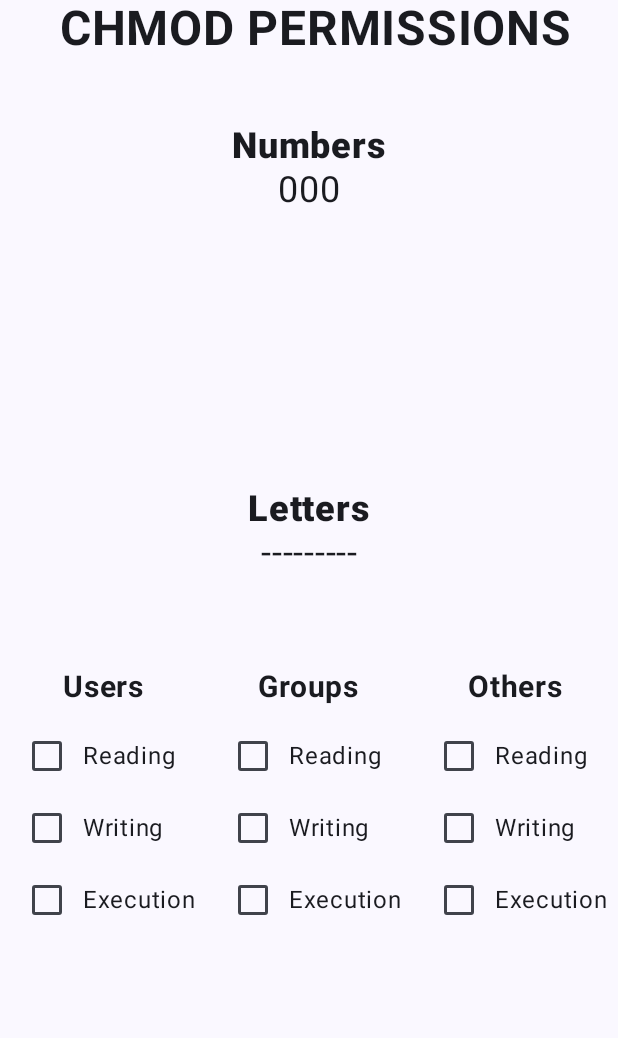
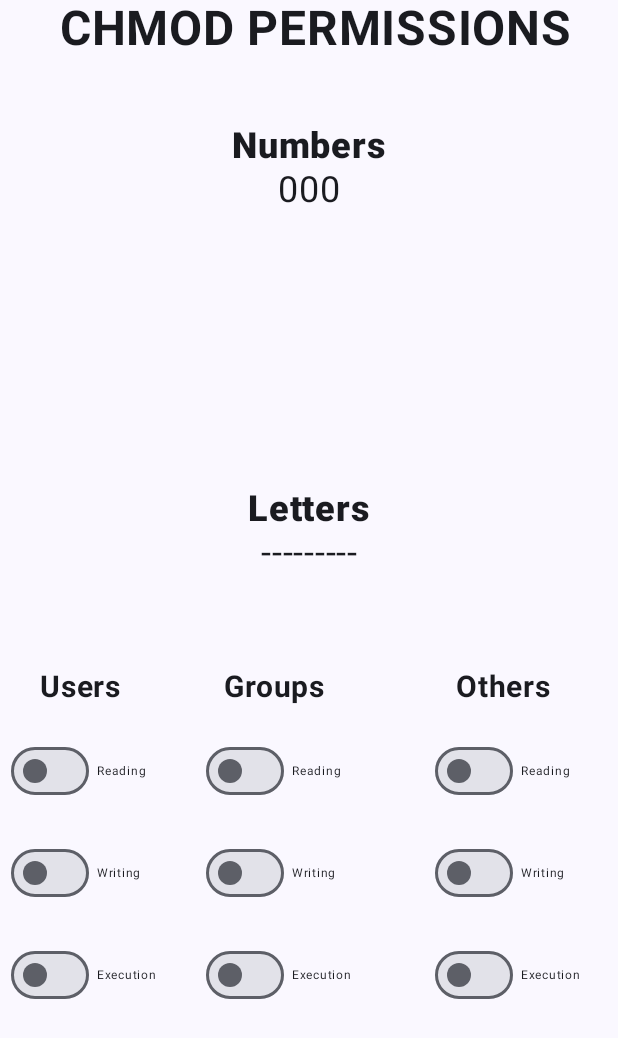
Before and after one commit to jose827corrza/linux-calculator, an Android app built with Jetpack Compose: the screen it shows after launch (MainActivity), on a phone screen of 412 x 824 dp. Shown: the top 1038 px of the screen. Run offline under Robolectric (Android 15) with nearby library versions, the phone set to English and light mode, and no system bars; our stand-ins replace Dagger/Hilt's generated code.

```diff
--- a/app/src/main/java/com/josedev/linuxcalculator/components/CheckBoxesGroup.kt
+++ b/app/src/main/java/com/josedev/linuxcalculator/components/CheckBoxesGroup.kt
@@ -1,18 +1,21 @@
 package com.josedev.linuxcalculator.components
 
+import androidx.compose.foundation.layout.Arrangement
 import androidx.compose.foundation.layout.Column
 import androidx.compose.foundation.layout.Row
+import androidx.compose.foundation.layout.padding
 import androidx.compose.material3.Checkbox
+import androidx.compose.material3.Switch
 import androidx.compose.material3.Text
 import androidx.compose.runtime.Composable
-import androidx.compose.runtime.mutableStateOf
-import androidx.compose.runtime.remember
 import androidx.compose.ui.Alignment
 import androidx.compose.ui.Modifier
 import androidx.compose.ui.tooling.preview.Preview
+import androidx.compose.ui.unit.dp
+import androidx.compose.ui.unit.sp
 
 @Composable
-fun CheckBoxesGroup(
+fun SwitchGroup(
     modifier: Modifier = Modifier,
     fourthValueFun: (Boolean) -> Unit,
     fourthValue: Boolean,
@@ -27,22 +30,44 @@ fun CheckBoxesGroup(
         Row (
             verticalAlignment = Alignment.CenterVertically
         ){
-            Checkbox(checked = fourthValue, onCheckedChange = {
+            Switch(
+                checked = fourthValue,
+                modifier = Modifier.padding(5.dp, 10.dp),
+                onCheckedChange = {
                 fourthValueFun(fourthValue)
-            })
-            Text(text = "Reading")
+                })
+            Text(
+                text = "Reading",
+                fontSize = 8.sp
+            )
         }
         Row (
             verticalAlignment = Alignment.CenterVertically
         ){
-            Checkbox(checked = secondValue, onCheckedChange = { secondValueFun(secondValue) })
-            Text(text = "Writing")
+            Switch(
+                checked = secondValue,
+                modifier = Modifier.padding(5.dp, 10.dp),
+                onCheckedChange = {
+                secondValueFun(secondValue)
+                })
+            Text(
+                text = "Writing",
+                fontSize = 8.sp
+            )
         }
         Row (
             verticalAlignment = Alignment.CenterVertically
         ){
-            Checkbox(checked = firstValue, onCheckedChange = { firstValueFun(firstValue) })
-            Text(text = "Execution")
+            Switch(
+                checked = firstValue,
+                modifier = Modifier.padding(5.dp, 10.dp),
+                onCheckedChange = {
+                firstValueFun(firstValue)
+                })
+            Text(
+                text = "Execution",
+                fontSize = 8.sp
+            )
         }
 
     }
--- a/app/src/main/java/com/josedev/linuxcalculator/screens/chmod.kt
+++ b/app/src/main/java/com/josedev/linuxcalculator/screens/chmod.kt
@@ -1,8 +1,5 @@
 package com.josedev.linuxcalculator.screens
 
-import android.content.res.Configuration
-import android.util.Log
-import androidx.compose.foundation.background
 import androidx.compose.foundation.layout.Arrangement
 import androidx.compose.foundation.layout.Box
 import androidx.compose.foundation.layout.Column
@@ -26,7 +23,7 @@ import androidx.compose.ui.text.font.FontWeight
 import androidx.compose.ui.tooling.preview.Preview
 import androidx.compose.ui.unit.dp
 import androidx.compose.ui.unit.sp
-import com.josedev.linuxcalculator.components.CheckBoxesGroup
+import com.josedev.linuxcalculator.components.SwitchGroup
 import com.josedev.linuxcalculator.presentation.ChmodViewModel
 import com.josedev.linuxcalculator.repository.ChmodEvent
 import com.josedev.linuxcalculator.utils.Classes
@@ -132,15 +129,16 @@ fun ChmodScreen(
                 .fillMaxWidth()
                 .weight(1f)
         ){
+
             Row {
                 Column (
                     modifier = Modifier
                         .fillMaxHeight()
-                        .weight(1f),
+                        .weight(0.7f),
                     horizontalAlignment = Alignment.CenterHorizontally
                 ){
                     Text(text = "Users", fontSize = 20.sp, fontWeight = FontWeight.Bold, modifier = Modifier.padding(10.dp))
-                    CheckBoxesGroup(
+                    SwitchGroup(
                         modifier = Modifier.fillMaxHeight(),
                         fourthValue = userReadingState,
                         fourthValueFun = {
@@ -167,7 +165,7 @@ fun ChmodScreen(
                     horizontalAlignment = Alignment.CenterHorizontally
                 ){
                     Text(text = "Groups", fontSize = 20.sp, fontWeight = FontWeight.Bold, modifier = Modifier.padding(10.dp))
-                    CheckBoxesGroup(
+                    SwitchGroup(
                         modifier = Modifier.fillMaxHeight(),
                         fourthValue = groupReadingState,
                         fourthValueFun = {
@@ -190,7 +188,7 @@ fun ChmodScreen(
                     horizontalAlignment = Alignment.CenterHorizontally
                 ){
                     Text(text = "Others", fontSize = 20.sp, fontWeight = FontWeight.Bold, modifier = Modifier.padding(10.dp))
-                    CheckBoxesGroup(
+                    SwitchGroup(
                         modifier = Modifier.fillMaxHeight(),
                         fourthValue = otherReadingState,
                         fourthValueFun = {
```
